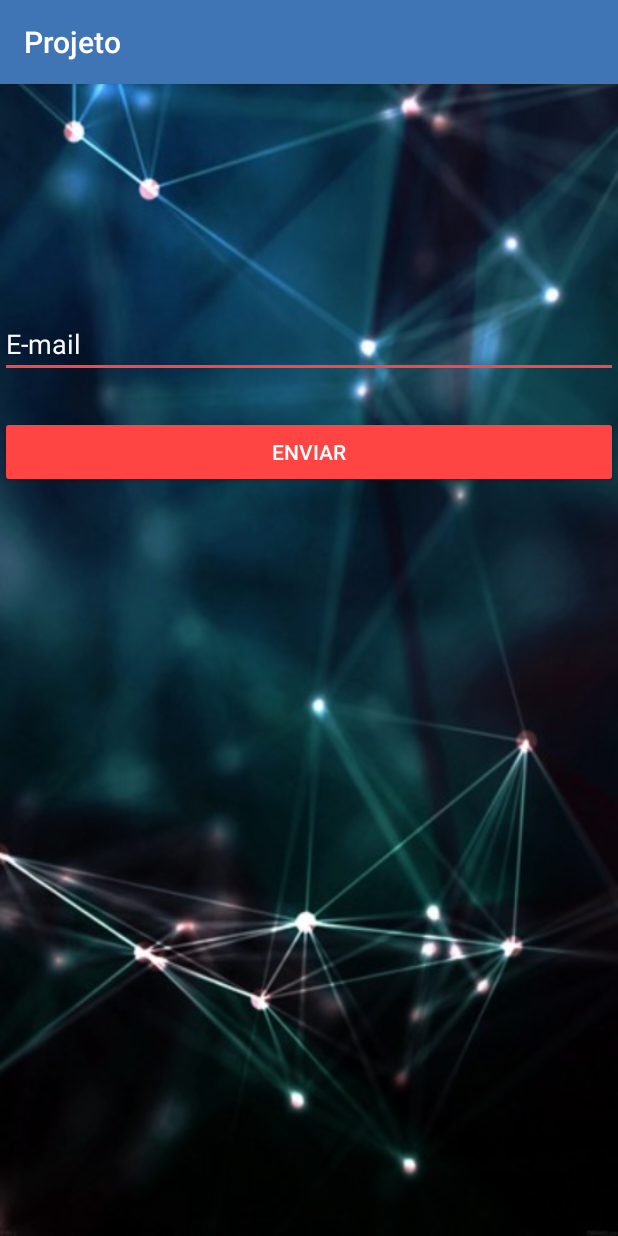
After one commit to WandersonDants/Tcc_Fmu, an Android app: the ResetSenha screen opened directly, with no data from a screen before it, on a phone screen of 412 x 824 dp. The commit adds this screen. Run offline under Robolectric (Android 15) with nearby library versions, the phone set to English and light mode, and no system bars; our stand-ins replace Firebase (no records; nobody signed in at launch, a user with empty details on screens opened directly).

Commit message:
COMMIT ATUALIZAÇÃO DA CLASSE RESET

```diff
--- a/app/src/main/AndroidManifest.xml
+++ b/app/src/main/AndroidManifest.xml
@@ -25,6 +25,7 @@
         <activity android:name=".Activity.Principal" />
         <activity android:name=".Activity.Cadastro" />
         <activity android:name=".Activity.CalculoRentavel" />
+        <activity android:name=".Activity.ResetSenha"></activity>
     </application>
 
 </manifest>
--- /dev/null
+++ b/app/src/main/java/com/example/wanderson/projeto/Activity/ResetSenha.java
@@ -0,0 +1,68 @@
+package com.example.wanderson.projeto.Activity;
+
+import android.support.annotation.NonNull;
+import android.support.v7.app.AppCompatActivity;
+import android.os.Bundle;
+import android.view.View;
+import android.widget.Button;
+import android.widget.EditText;
+import android.widget.Toast;
+
+import com.example.wanderson.projeto.DAO.ConfigFirebase;
+import com.example.wanderson.projeto.Entidades.Base64Custom;
+import com.example.wanderson.projeto.R;
+import com.google.android.gms.tasks.OnCompleteListener;
+import com.google.android.gms.tasks.Task;
+import com.google.firebase.auth.FirebaseAuth;
+
+public class ResetSenha extends AppCompatActivity {
+
+    private EditText editEmail;
+    private Button btnResetSenha;
+    private FirebaseAuth auth;
+
+    @Override
+    protected void onCreate(Bundle savedInstanceState) {
+        super.onCreate(savedInstanceState);
+        setContentView(R.layout.activity_reset_senha);
+
+        editEmail = (EditText)findViewById(R.id.ediEmail);
+        btnResetSenha = (Button)findViewById(R.id.btnResetSenha);
+        eventoClick();
+    }
+
+    private void eventoClick() {
+        btnResetSenha.setOnClickListener(new View.OnClickListener() {
+            @Override
+            public void onClick(View v) {
+                String email = editEmail.getText().toString().trim();
+                resetSenha(email);
+            }
+        });
+    }
+
+    private void resetSenha(String email) {
+        auth.sendPasswordResetEmail(email)
+                .addOnCompleteListener(ResetSenha.this, new OnCompleteListener<Void>() {
+                    @Override
+                    public void onComplete(@NonNull Task<Void> task) {
+                        if(task.isSuccessful()){
+                            alert("Um e-mail foi enviado para alterar sua senha!");
+                            finish();
+                        }else{
+                            alert("E-mail não registrado");
+                        }
+                    }
+                });
+    }
+
+    private void alert(String s) {
+        Toast.makeText(ResetSenha.this,s,Toast.LENGTH_SHORT).show();
+    }
+
+    @Override
+    protected void onStart() {
+        super.onStart();
+        auth = ConfigFirebase.getFirebaseAutentificacao();
+    }
+}
--- /dev/null
+++ b/app/src/main/res/layout/activity_reset_senha.xml
@@ -0,0 +1,36 @@
+<?xml version="1.0" encoding="utf-8"?>
+<RelativeLayout xmlns:android="http://schemas.android.com/apk/res/android"
+    xmlns:app="http://schemas.android.com/apk/res-auto"
+    xmlns:tools="http://schemas.android.com/tools"
+    android:layout_width="match_parent"
+    android:layout_height="match_parent"
+    android:background="@drawable/cadastro"
+    tools:context="com.example.wanderson.projeto.Activity.ResetSenha">
+
+    <EditText
+        android:id="@+id/ediEmail"
+        android:layout_width="match_parent"
+        android:layout_height="wrap_content"
+        android:layout_alignBottom="@+id/btnResetSenha"
+        android:layout_alignParentLeft="true"
+        android:layout_alignParentStart="true"
+        android:layout_marginBottom="73dp"
+        android:backgroundTint="@android:color/holo_red_light"
+        android:hint="E-mail"
+        android:inputType="textEmailAddress"
+        android:textColor="?android:attr/colorBackground"
+        android:textColorHint="?android:attr/colorBackground" />
+
+
+    <Button
+        android:id="@+id/btnResetSenha"
+        android:layout_width="match_parent"
+        android:layout_height="wrap_content"
+        android:layout_alignParentTop="true"
+        android:layout_centerHorizontal="true"
+        android:layout_marginTop="221dp"
+        android:backgroundTint="@android:color/holo_red_light"
+        android:gravity="center"
+        android:text="enviar"
+        android:textColor="@android:color/background_light" />
+</RelativeLayout>
```
Also changed, not shown: app/src/main/java/com/example/wanderson/projeto/Activity/LoginActivity.java (+9 -0 lines), app/src/main/res/layout/activity_login.xml (+12 -0 lines).
